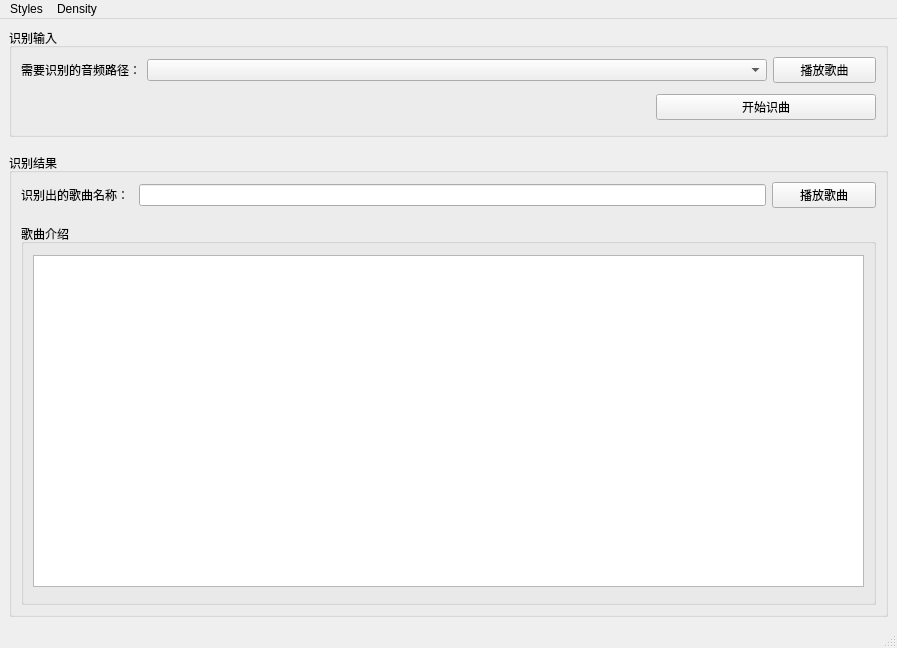
Old version of the form ui/Index.ui in the repository SolitudeFate/Sunday.
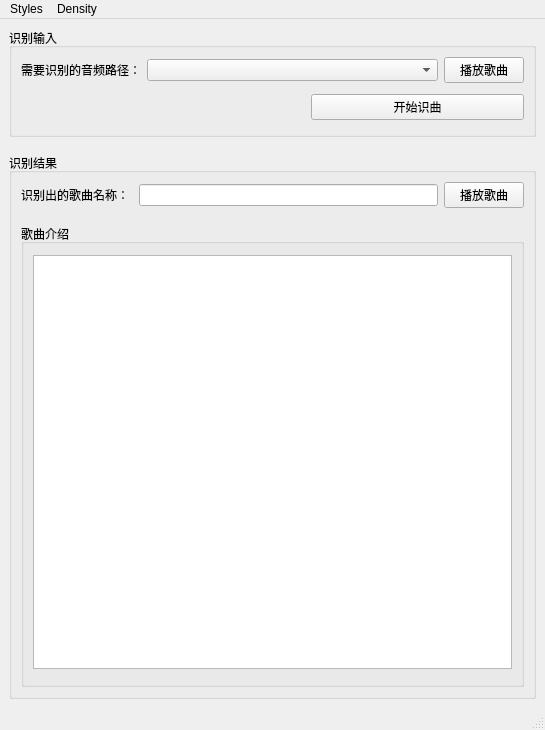
New version of the form.

Commit message: 还差个markdown解释器、子线程发信号更新界面、logo设计

```diff
--- a/ui/Index.ui
+++ b/ui/Index.ui
@@ -6,8 +6,8 @@
    <rect>
     <x>0</x>
     <y>0</y>
-    <width>897</width>
-    <height>648</height>
+    <width>545</width>
+    <height>730</height>
    </rect>
   </property>
   <property name="windowTitle">
@@ -59,7 +59,7 @@
         </spacer>
        </item>
        <item>
-        <layout class="QHBoxLayout" name="horizontalLayout_2" stretch="1,4,2">
+        <layout class="QHBoxLayout" name="horizontalLayout_2" stretch="2,2,3">
          <item>
           <widget class="QLabel" name="label">
            <property name="text">
@@ -241,7 +241,7 @@
     <rect>
      <x>0</x>
      <y>0</y>
-     <width>897</width>
+     <width>545</width>
      <height>26</height>
     </rect>
    </property>
```
Left out of the diff: 2 changed lines with no effect on the pictures. The commit also changes 7 other files.
